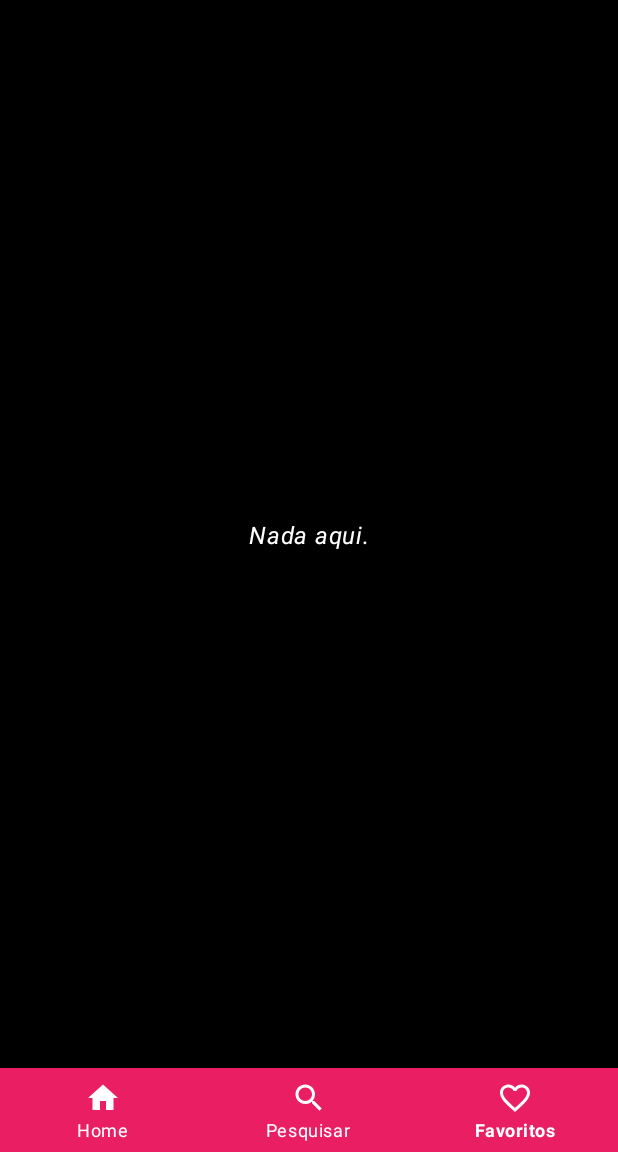
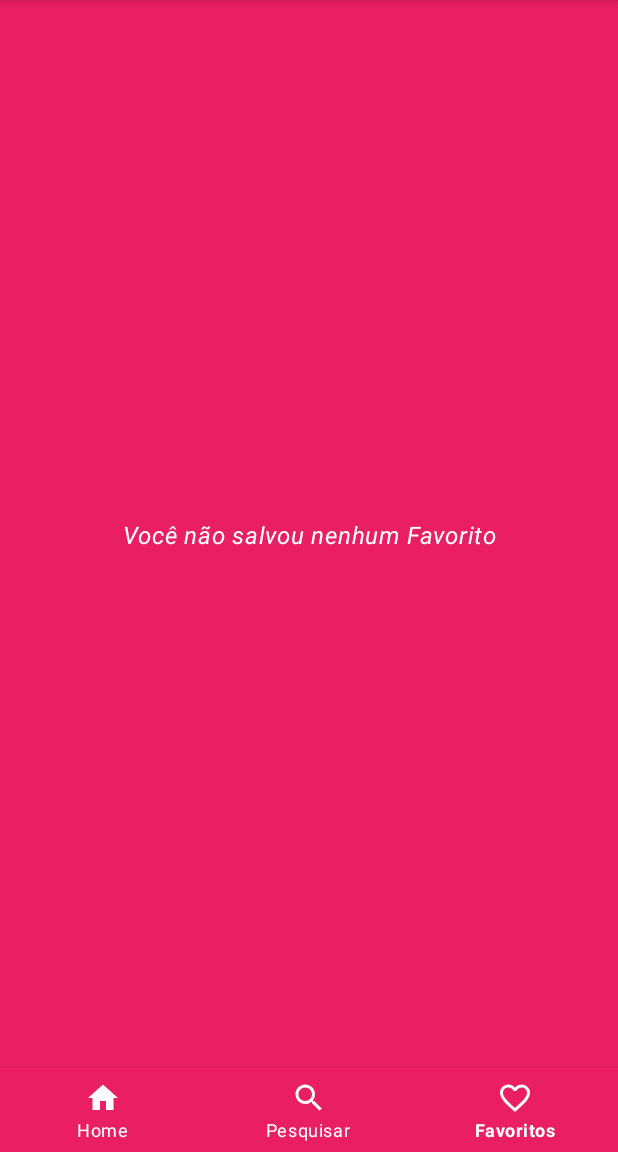
Before and after one commit to mahamudigital/MarvelAPP, an Android app: the FavoriteCharacterFragment screen opened through its navigation route, on a phone screen of 412 x 824 dp, the part 84-1236 px from its top. Run offline under Robolectric (Android 15) with nearby library versions, the phone set to English and light mode, and no system bars; our stand-ins replace Dagger/Hilt's generated code, Room's generated code, Timber, navigation-ui; pictures from the network do not load.

Commit message:
Padronização de cores e mudança de string

```diff
--- a/app/src/main/res/layout/fragment_details_character.xml
+++ b/app/src/main/res/layout/fragment_details_character.xml
@@ -3,7 +3,7 @@
     xmlns:app="http://schemas.android.com/apk/res-auto"
     xmlns:tools="http://schemas.android.com/tools"
     android:layout_width="match_parent"
-    android:background="@color/black"
+    android:background="@color/red"
     android:layout_height="match_parent">
 
     <androidx.core.widget.NestedScrollView
--- a/app/src/main/res/layout/fragment_favorite_character.xml
+++ b/app/src/main/res/layout/fragment_favorite_character.xml
@@ -3,7 +3,7 @@
     xmlns:app="http://schemas.android.com/apk/res-auto"
     xmlns:tools="http://schemas.android.com/tools"
     android:layout_width="match_parent"
-    android:background="@color/black"
+    android:background="@color/red"
     android:layout_height="match_parent">
 
     <androidx.recyclerview.widget.RecyclerView
--- a/app/src/main/res/layout/fragment_list_character.xml
+++ b/app/src/main/res/layout/fragment_list_character.xml
@@ -2,7 +2,7 @@
 <androidx.constraintlayout.widget.ConstraintLayout xmlns:android="http://schemas.android.com/apk/res/android"
     xmlns:app="http://schemas.android.com/apk/res-auto"
     xmlns:tools="http://schemas.android.com/tools"
-    android:background="@color/black"
+    android:background="@color/red"
     android:layout_width="match_parent"
     android:layout_height="match_parent">
 
@@ -13,9 +13,10 @@
         android:scrollbars="vertical"
         app:layout_constraintBottom_toBottomOf="parent"
         app:layout_constraintEnd_toEndOf="parent"
-        app:layout_constraintHorizontal_bias="0.5"
+        app:layout_constraintHorizontal_bias="0.0"
         app:layout_constraintStart_toStartOf="parent"
         app:layout_constraintTop_toTopOf="parent"
+        app:layout_constraintVertical_bias="0.0"
         tools:listitem="@layout/item_character" />
 
     <ProgressBar
--- a/app/src/main/res/layout/fragment_search_character.xml
+++ b/app/src/main/res/layout/fragment_search_character.xml
@@ -4,7 +4,7 @@
     xmlns:tools="http://schemas.android.com/tools"
     android:layout_width="match_parent"
     android:layout_height="match_parent"
-    android:background="@color/black">
+    android:background="@color/red">
 
     <com.google.android.material.textfield.TextInputLayout
         android:id="@+id/tvInputLayout"
--- a/app/src/main/res/layout/item_character.xml
+++ b/app/src/main/res/layout/item_character.xml
@@ -7,7 +7,7 @@
     android:layout_margin="8dp"
     app:cardCornerRadius="5dp"
     app:cardMaxElevation="2dp"
-    android:backgroundTint="@color/black"
+    android:backgroundTint="@color/red"
     app:strokeColor="@color/white"
     app:strokeWidth="1dp">
 
--- a/app/src/main/res/layout/item_comic.xml
+++ b/app/src/main/res/layout/item_comic.xml
@@ -7,7 +7,7 @@
     android:layout_margin="8dp"
     app:cardCornerRadius="5dp"
     app:cardMaxElevation="2dp"
-    android:backgroundTint="@color/black"
+    android:backgroundTint="@color/red"
     app:strokeColor="@color/white"
     app:strokeWidth="1dp">
 
--- a/app/src/main/res/values/strings.xml
+++ b/app/src/main/res/values/strings.xml
@@ -24,7 +24,7 @@
 
     <!--    Favorite Character Fragment -->
     <string name="message_delete_character">Deletado com sucesso!</string>
-    <string name="tv_empty_text">Nada aqui.</string>
+    <string name="tv_empty_text">Você não salvou nenhum Favorito</string>
 
     <!--    Menu details -->
     <string name="favorite">Favoritar</string>
```
